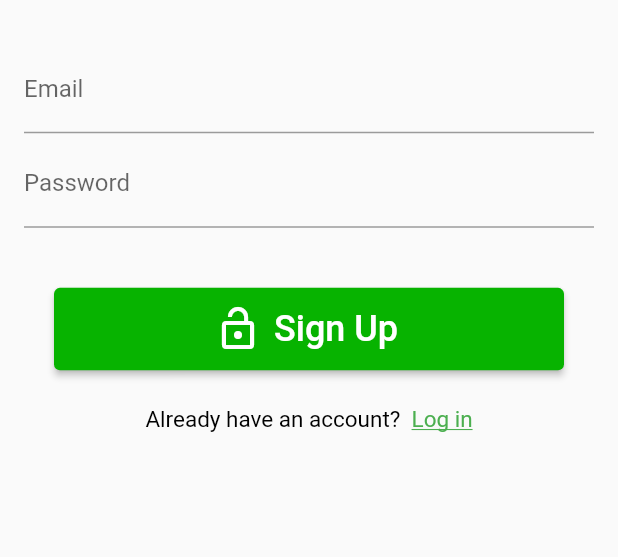
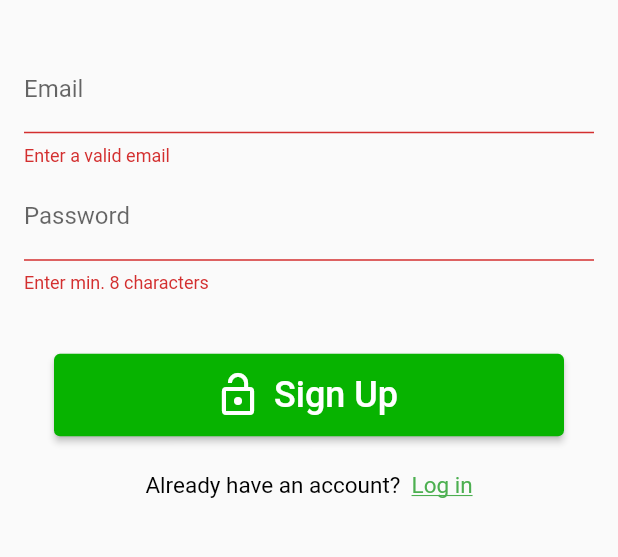
Before and after one commit to NCastle2793/HappyKidzExp, a Flutter app: the SignUpWidget widget shown alone on an empty page, opened directly with empty values, after a tap on "Sign Up", on a phone screen of 412 x 824 dp, the part 506-1063 px from its top. Run offline on Flutter 3.47's test engine with Material 2 defaults, Android fonts, the phone set to English and light mode, and no system bars; our stand-ins replace email_validator, firebase_auth, firebase_core; accounts and stored records are empty; network calls fail.

Commit message:
Added Sign Up functionality and validation

```diff
--- a/lib/widget/signup.dart
+++ b/lib/widget/signup.dart
@@ -1,4 +1,5 @@
 //import 'package:email_validator?email_Validator.dart;';
+import 'package:email_validator/email_validator.dart';
 import 'package:firebase_auth/firebase_auth.dart';
 import 'package:happy_kidz_exp/main.dart';
 import 'package:flutter/gestures.dart';
@@ -17,6 +18,7 @@ class SignUpWidget extends StatefulWidget {
 }
 
 class _SignUpWidgetState extends State<SignUpWidget> {
+  final formKey= GlobalKey<FormState>();
   // Creating email and password controllers so that input from text fields can be used.
   final emailController = TextEditingController();
   final passwordController = TextEditingController();
@@ -32,6 +34,8 @@ class _SignUpWidgetState extends State<SignUpWidget> {
   @override
   Widget build(BuildContext context) => SingleChildScrollView(
         padding: EdgeInsets.all(16),
+        child: Form(
+          key: formKey,
         child: Column(
           mainAxisAlignment: MainAxisAlignment.center,
           children: [
@@ -42,20 +46,29 @@ class _SignUpWidgetState extends State<SignUpWidget> {
                 image: AssetImage('assets/logo.png'),
               ),
             ),
-        TextField(
+            TextFormField(
               controller: emailController, // Controller attached to text field.
               cursorColor: Colors.black,
               textInputAction: TextInputAction.next,
               decoration: InputDecoration(labelText: 'Email'),
+              autovalidateMode: AutovalidateMode.onUserInteraction,
+              validator: (email) =>
+              email != null && !EmailValidator.validate(email)
+              ? 'Enter a valid email'
+              : null,
             ),
             SizedBox(height: 4),
-        TextField(
+            TextFormField(
               controller: passwordController,
               // Controller attached to text field.
               cursorColor: Colors.black,
               textInputAction: TextInputAction.done,
               decoration: InputDecoration(labelText: 'Password'),
               obscureText: true,
+              autovalidateMode: AutovalidateMode.onUserInteraction,
+              validator: (value) => value != null && value.length < 6
+                  ? 'Enter min. 8 characters'
+                  : null,
             ),
             SizedBox(height: 40),
             Padding(
@@ -70,7 +83,7 @@ class _SignUpWidgetState extends State<SignUpWidget> {
                   'Sign Up',
                   style: TextStyle(fontSize: 24),
                 ),
-            onPressed: () {} // Calling signUp method.
+                onPressed: signUp, // Calling signUp method.
               ),
             ),
             SizedBox(height: 24),
@@ -93,10 +106,14 @@ class _SignUpWidgetState extends State<SignUpWidget> {
             ),
           ],
         ),
+  ),
       );
 
-  Future signIn() async {
-    // Loading indicator for sign in.
+  Future signUp() async {
+    final isValid = formKey.currentState!.validate();
+    if (!isValid) return;
+
+    // Loading indicator for sign up.
     showDialog(
       context: context,
       barrierDismissible: false,
@@ -104,7 +121,7 @@ class _SignUpWidgetState extends State<SignUpWidget> {
     );
 
     try {
-      await FirebaseAuth.instance.signInWithEmailAndPassword(
+      await FirebaseAuth.instance.createUserWithEmailAndPassword(
         // Calling signInWithEmailAndPassword method from FirebaseAuth package.
         email: emailController.text.trim(),
         // Gets input from the email text field via controllers.
--- a/pubspec.yaml
+++ b/pubspec.yaml
@@ -37,6 +37,7 @@ dependencies:
   firebase_core: ^1.16.0
   firebase_auth: ^3.3.17
   cloud_firestore: ^3.1.14
+  email_validator: ^2.0.1
 
 dev_dependencies:
   flutter_test:
```
Also changed, not shown: lib/widget/login.dart (+3 -5 lines), pubspec.lock. Lines whose indentation alone changed are shown as unchanged.
